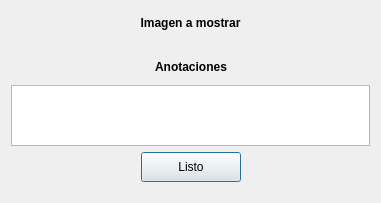
Above: dlgimagen.ui from Gabrielnz/pasantia-CIMBUC before the change. Below: the same form after it.
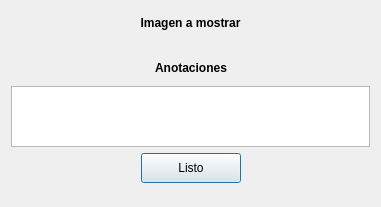
That is the form after the change.

The edit to the form file:
```diff
--- a/dlgimagen.ui
+++ b/dlgimagen.ui
@@ -7,7 +7,7 @@
     <x>0</x>
     <y>0</y>
     <width>381</width>
-    <height>203</height>
+    <height>207</height>
    </rect>
   </property>
   <property name="windowTitle">
@@ -140,7 +140,7 @@
        <property name="sizeHint" stdset="0">
         <size>
          <width>67</width>
-         <height>10</height>
+         <height>13</height>
         </size>
        </property>
       </spacer>
```
